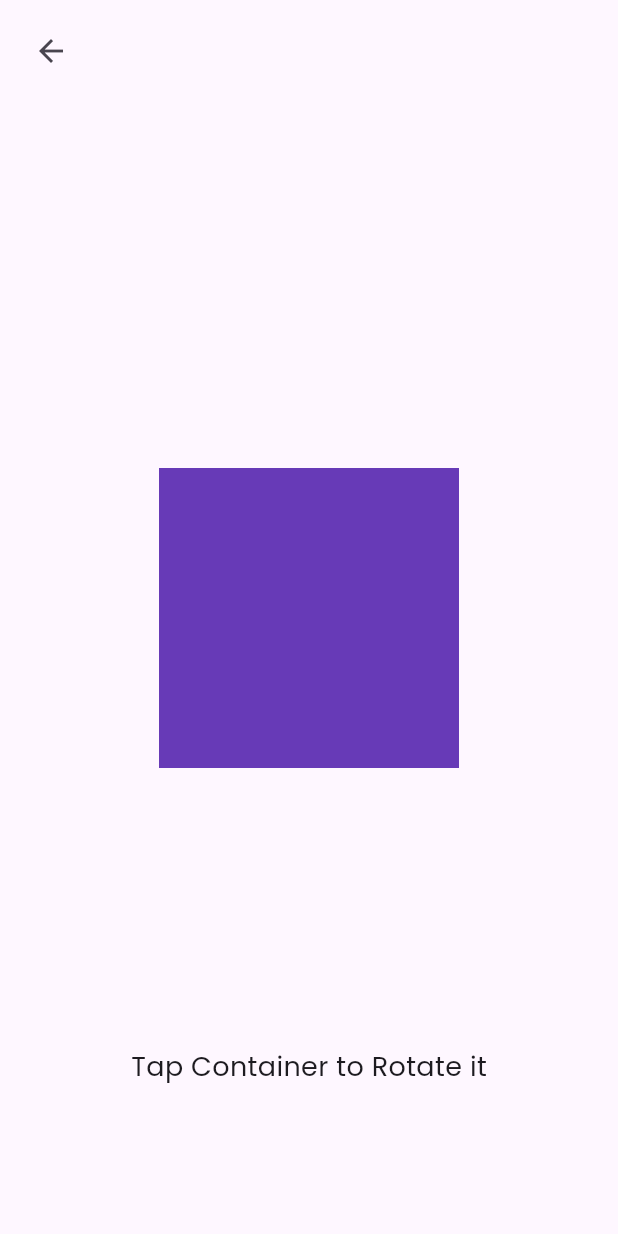
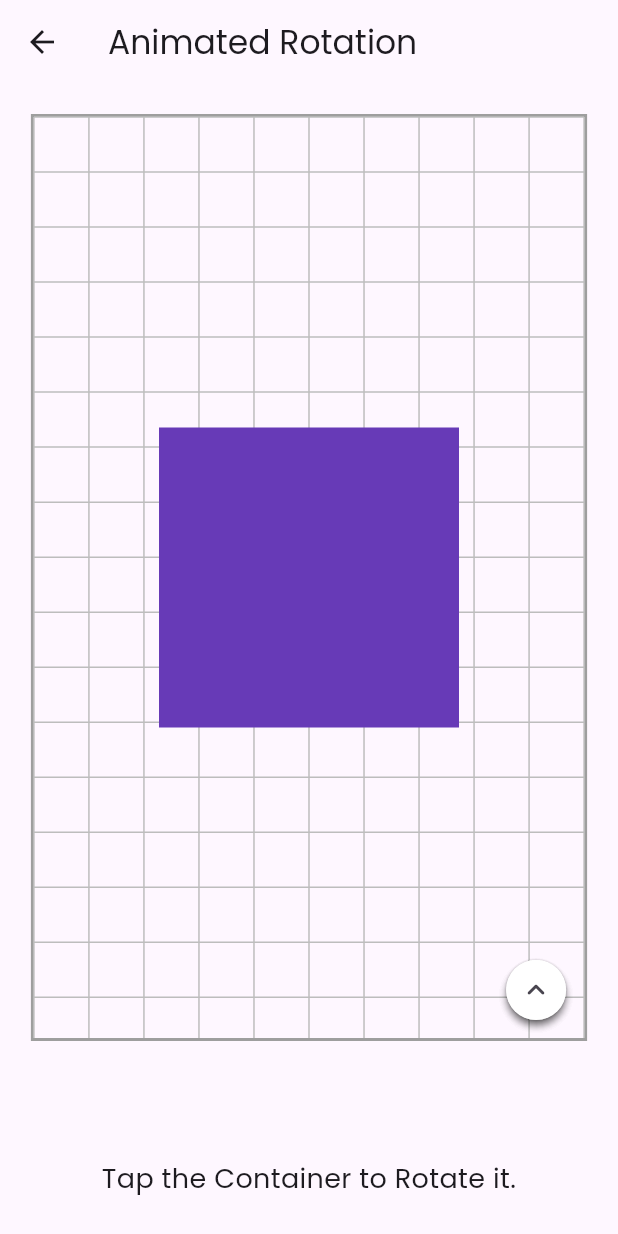
Before and after one commit to bhawesh2002/animotion_gallery, a Flutter app: the AniRotationPage screen opened directly, on a phone screen of 412 x 824 dp. Run offline on Flutter 3.47's test engine with Material 3 defaults, Android fonts, the phone set to English and light mode, and no system bars; our stand-ins replace google_fonts.

Commit message:
Refactor AniRotationPage widget to update UI layout and import statements, and include Playground widget with AniRotation child

```diff
--- a/lib/implicit animations/ani_rotation.dart
+++ b/lib/implicit animations/ani_rotation.dart
@@ -1,6 +1,6 @@
 import 'dart:math';
 
-import 'package:animotion_gallery/widgets/back_arrow.dart';
+import 'package:animotion_gallery/widgets/playground/palyground.dart';
 import 'package:flutter/material.dart';
 
 class AniRotationPage extends StatelessWidget {
@@ -10,26 +10,34 @@ class AniRotationPage extends StatelessWidget {
   Widget build(BuildContext context) {
     return SafeArea(
         child: Scaffold(
+      appBar: AppBar(
+        title: const Text("Animated Rotation"),
+      ),
       body: Stack(
         children: [
           Positioned.fill(
-            top: 10,
-            left: 10,
-            child:
-                Align(alignment: Alignment.topLeft, child: backArrow(context)),
-          ),
-          const Positioned.fill(
+            top: 20,
             child: Align(
-              alignment: Alignment.center,
-              child: AniRotation(),
+              alignment: Alignment.topCenter,
+              child: SizedBox(
+                width: MediaQuery.of(context).size.width * 0.9,
+                height: MediaQuery.of(context).size.height * 0.75,
+                child: Playground(
+                  child: const AniRotation(),
+                ),
+              ),
             ),
           ),
-          const Positioned.fill(
-            bottom: 100,
-            child: Align(
-              alignment: Alignment.bottomCenter,
-              child: Text(
-                "Tap Container to Rotate it",
+          Align(
+            alignment: Alignment.bottomCenter,
+            child: Padding(
+              padding: EdgeInsets.symmetric(
+                horizontal: MediaQuery.of(context).size.width * 0.05,
+                vertical: MediaQuery.of(context).size.height * 0.03,
+              ),
+              child: const Text(
+                "Tap the Container to Rotate it.",
+                textAlign: TextAlign.center,
                 style: TextStyle(fontSize: 18),
               ),
             ),
```
